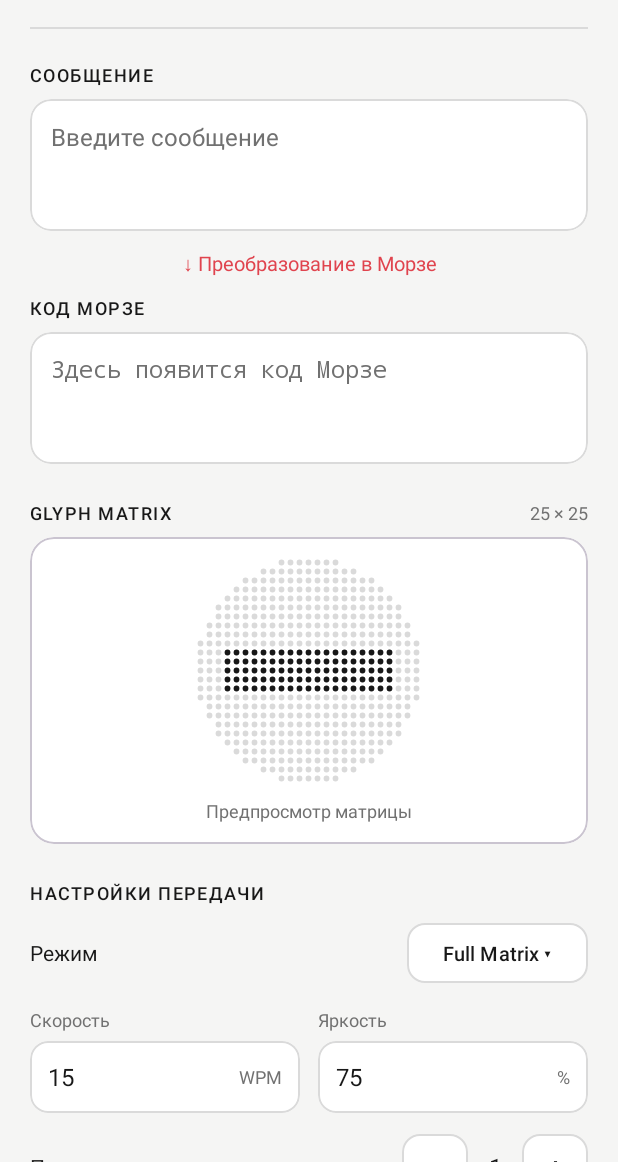
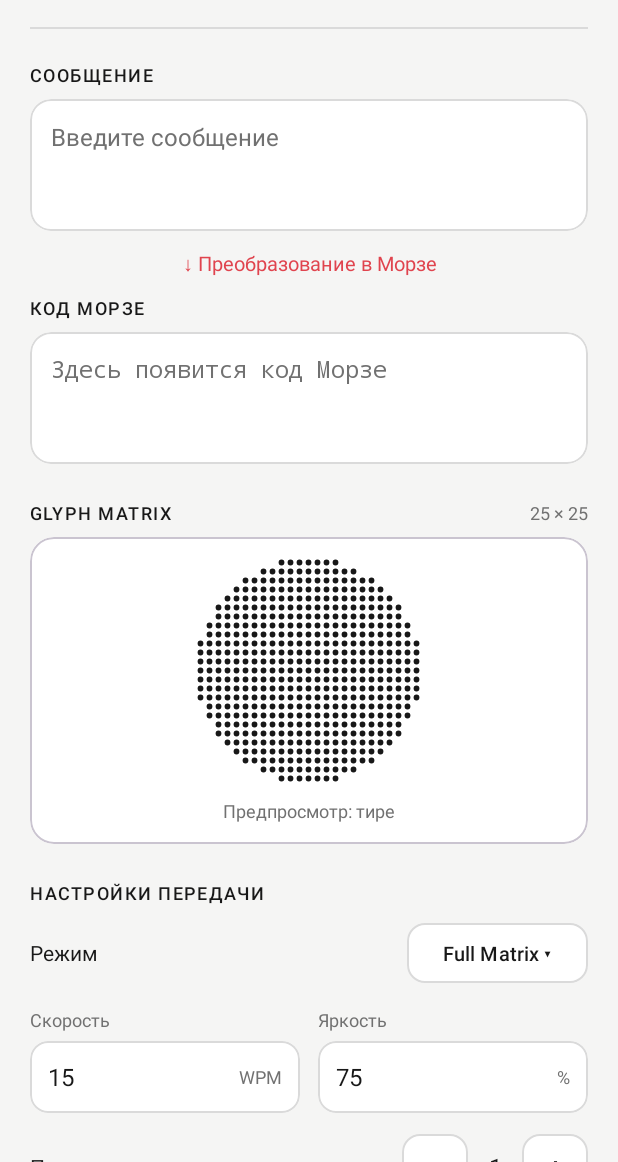
Before and after one commit to Fiudeus/GlyphSignal, an Android app: the screen it shows after launch (MainActivity), after a tap on an icon or button, on a phone screen of 412 x 824 dp, the part 74-1236 px from its top. Run offline under Robolectric (Android 15) with nearby library versions, the phone set to English and light mode, and no system bars; 1 statement that could not run was skipped.

Commit message:
feat(ui): add transmission mode selector

```diff
--- a/app/src/main/java/com/fiudeus/glyphsignal/MainActivity.java
+++ b/app/src/main/java/com/fiudeus/glyphsignal/MainActivity.java
@@ -1,51 +1,150 @@
+
 package com.fiudeus.glyphsignal;
 
 import android.os.Bundle;
+import android.view.Menu;
+import android.widget.TextView;
 
 import androidx.appcompat.app.AppCompatActivity;
+import androidx.appcompat.widget.PopupMenu;
 import androidx.core.graphics.Insets;
 import androidx.core.view.ViewCompat;
 import androidx.core.view.WindowCompat;
 import androidx.core.view.WindowInsetsCompat;
 
+import com.google.android.material.button.MaterialButton;
+
 public class MainActivity extends AppCompatActivity {
+
+    private enum TransmissionMode {
+        FULL_MATRIX,
+        SPLIT_SYMBOLS
+    }
+
+    private enum DemoSignal {
+        DOT,
+        DASH,
+        PAUSE
+    }
+
+    private static final int MENU_FULL = 1;
+    private static final int MENU_SPLIT = 2;
+
+    private TransmissionMode mode = TransmissionMode.FULL_MATRIX;
+    private DemoSignal signal = DemoSignal.DOT;
+
+    private GlyphMatrixView matrixView;
+    private TextView matrixStatus;
+    private MaterialButton modeButton;
 
     @Override
     protected void onCreate(Bundle savedInstanceState) {
         super.onCreate(savedInstanceState);
+
         WindowCompat.enableEdgeToEdge(getWindow());
         setContentView(R.layout.activity_main);
-        ViewCompat.setOnApplyWindowInsetsListener(findViewById(R.id.main), (v, insets) -> {
-            Insets systemBars = insets.getInsets(WindowInsetsCompat.Type.systemBars());
-            v.setPadding(systemBars.left, systemBars.top, systemBars.right, systemBars.bottom);
-            return insets;
+
+        ViewCompat.setOnApplyWindowInsetsListener(
+                findViewById(R.id.main),
+                (v, insets) -> {
+                    Insets systemBars = insets.getInsets(
+                            WindowInsetsCompat.Type.systemBars()
+                    );
+
+                    v.setPadding(
+                            systemBars.left,
+                            systemBars.top,
+                            systemBars.right,
+                            systemBars.bottom
+                    );
+
+                    return insets;
+                }
+        );
+
+        matrixView = findViewById(R.id.glyphMatrixView);
+        matrixStatus = findViewById(R.id.matrixStatus);
+        modeButton = findViewById(R.id.modeButton);
+
+        modeButton.setOnClickListener(v -> showModeMenu());
+
+        matrixView.setOnClickListener(v -> {
+            switch (signal) {
+                case DOT:
+                    signal = DemoSignal.DASH;
+                    break;
+                case DASH:
+                    signal = DemoSignal.PAUSE;
+                    break;
+                case PAUSE:
+                    signal = DemoSignal.DOT;
+                    break;
+            }
+
+            updatePreview();
         });
 
-        GlyphMatrixView matrixView = findViewById(R.id.glyphMatrixView);
+        updatePreview();
+    }
 
-        boolean[][] frame = new boolean[25][25];
+    private void showModeMenu() {
 
-        for (int x = 6; x <= 18; x++) {
-            frame[12][x] = true;
+        PopupMenu popup = new PopupMenu(
+                this,
+                modeButton,
+                android.view.Gravity.NO_GRAVITY,
+                0,
+                R.style.GlyphSignalPopupMenu
+        );
+
+        popup.getMenu().add(
+                Menu.NONE, MENU_FULL, 0, R.string.mode_full_menu
+        );
+
+        popup.getMenu().add(
+                Menu.NONE, MENU_SPLIT, 1, R.string.mode_split_menu
+        );
+
+        popup.setOnMenuItemClickListener(item -> {
+            if (item.getItemId() == MENU_FULL) {
+                mode = TransmissionMode.FULL_MATRIX;
+                modeButton.setText(R.string.mode_full_matrix);
+            } else if (item.getItemId() == MENU_SPLIT) {
+                mode = TransmissionMode.SPLIT_SYMBOLS;
+                modeButton.setText(R.string.mode_split_symbols);
+            } else {
+                return false;
+            }
+
+            signal = DemoSignal.DOT;
+            updatePreview();
+            return true;
+        });
+
+        popup.show();
+    }
+
+    private void updatePreview() {
+        if (signal == DemoSignal.PAUSE) {
+            matrixView.setFrame(GlyphFrames.off());
+            matrixStatus.setText(R.string.preview_pause);
+            return;
         }
 
-        matrixView.setFrame(frame);
+        if (mode == TransmissionMode.FULL_MATRIX) {
+            matrixView.setFrame(GlyphFrames.full());
+        } else {
+            boolean[][] frame = signal == DemoSignal.DOT
+                    ? GlyphFrames.dot()
+                    : GlyphFrames.dash();
 
-        boolean[][][] frames = {
-                GlyphFrames.dot(),
-                GlyphFrames.dash(),
-                GlyphFrames.full(),
-                GlyphFrames.off()
-        };
+            matrixView.setFrame(frame);
+        }
 
-        final int[] index = {0};
-
-        matrixView.setFrame(frames[index[0]]);
-
-        matrixView.setOnClickListener(v -> {
-            index[0] = (index[0] + 1) % frames.length;
-            matrixView.setFrame(frames[index[0]]);
-        });
-
+        matrixStatus.setText(
+                signal == DemoSignal.DOT
+                        ? R.string.preview_dot
+                        : R.string.preview_dash
+        );
     }
 }
--- /dev/null
+++ b/app/src/main/res/drawable/gs_popup_background.xml
@@ -0,0 +1,8 @@
+<?xml version="1.0" encoding="utf-8"?>
+<shape xmlns:android="http://schemas.android.com/apk/res/android">
+    <solid android:color="@color/gs_surface" />
+    <corners android:radius="12dp" />
+    <stroke
+        android:width="1dp"
+        android:color="@color/gs_border" />
+</shape>
--- a/app/src/main/res/layout/activity_main.xml
+++ b/app/src/main/res/layout/activity_main.xml
@@ -176,6 +176,7 @@
                     android:layout_height="150dp" />
 
                 <TextView
+                    android:id="@+id/matrixStatus"
                     android:layout_width="wrap_content"
                     android:layout_height="wrap_content"
                     android:layout_marginTop="10dp"
--- a/app/src/main/res/values/strings.xml
+++ b/app/src/main/res/values/strings.xml
@@ -30,4 +30,10 @@
     <string name="initial_repeats" translatable="false">1</string>
     <string name="minus_symbol" translatable="false">−</string>
     <string name="plus_symbol" translatable="false">+</string>
+    <string name="mode_full_menu">Full Matrix</string>
+    <string name="mode_split_menu">Split Symbols</string>
+    <string name="mode_split_symbols">Split Symbols ▾</string>
+    <string name="preview_dot">Предпросмотр: точка</string>
+    <string name="preview_dash">Предпросмотр: тире</string>
+    <string name="preview_pause">Предпросмотр: пауза</string>
 </resources>
--- /dev/null
+++ b/app/src/main/res/values/styles.xml
@@ -0,0 +1,10 @@
+<?xml version="1.0" encoding="utf-8"?>
+<resources>
+    <style name="GlyphSignalPopupMenu"
+        parent="Widget.Material3.PopupMenu">
+
+        <item name="android:popupBackground">
+            @drawable/gs_popup_background
+        </item>
+    </style>
+</resources>
```
Also changed, not shown: 1 other file.
